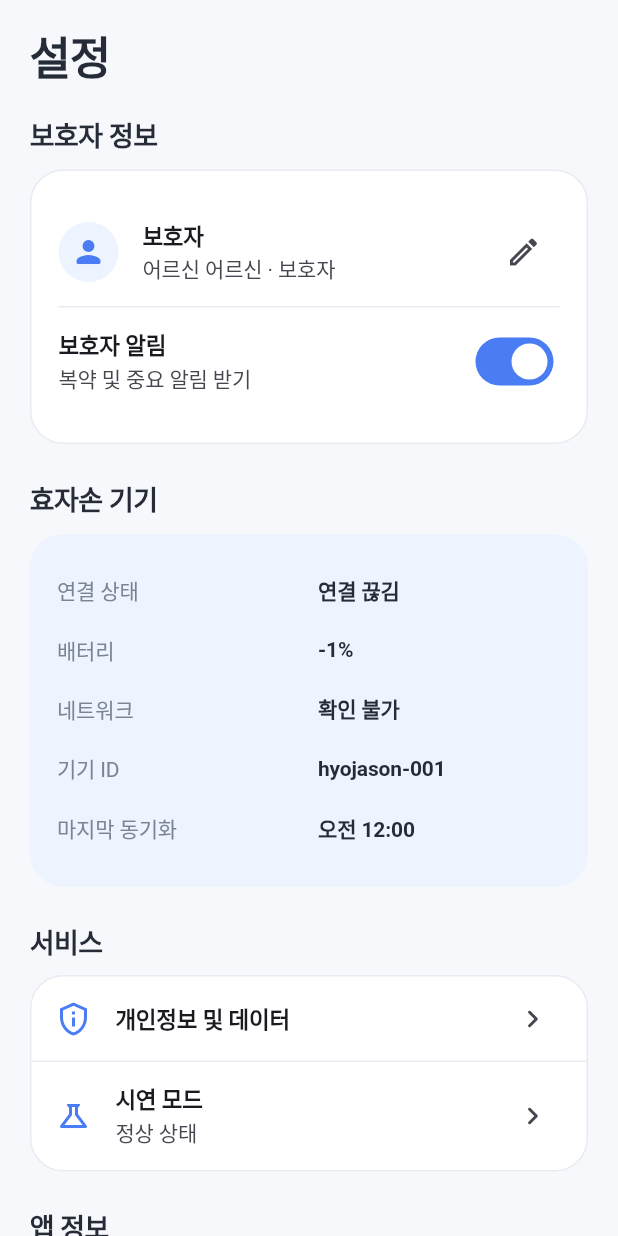
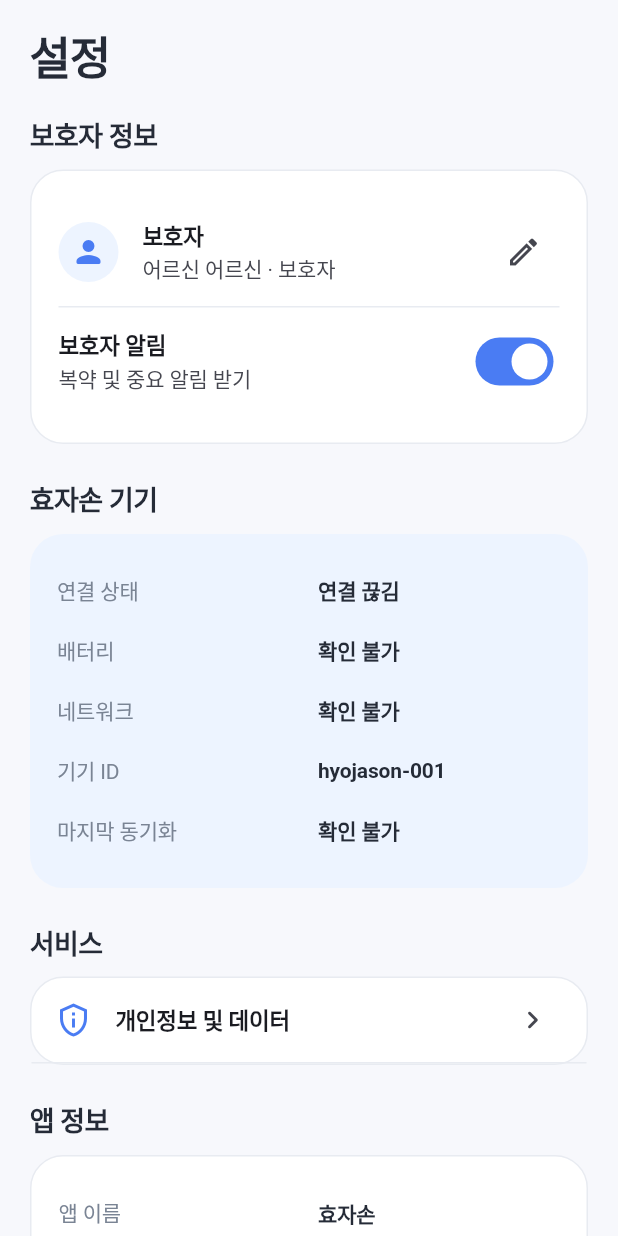
Before and after one commit to deta6033/hyojason_app, a Flutter app: the SettingsScreen widget shown alone on an empty page, opened directly, on a phone screen of 412 x 824 dp. Run offline on Flutter 3.47's test engine with Material 3 defaults, Android fonts, the light colour scheme and no system bars; our stand-ins replace cloud_firestore, firebase_auth, firebase_core, flutter_local_notifications, flutter_timezone, shared_preferences and 1 more; accounts and stored records are empty; generated files the repository leaves out were written again; Roboto replaces fonts that are missing (Jalnan).

Commit message:
feat: connect existing Flutter screens to authenticated real Firebase data

```diff
--- a/lib/screens/settings_screen.dart
+++ b/lib/screens/settings_screen.dart
@@ -1,10 +1,10 @@
 import 'package:flutter/material.dart';
+import 'package:firebase_auth/firebase_auth.dart';
 
 import '../config/app_config.dart';
 import '../config/app_theme.dart';
 import '../models/models.dart';
 import '../state/app_state.dart';
-import 'demo_mode_screen.dart';
 import 'privacy_screen.dart';
 
 class SettingsScreen extends StatelessWidget {
@@ -65,10 +65,10 @@ class SettingsScreen extends StatelessWidget {
               child: Column(
                 children: [
                   _SettingRow(title: '연결 상태', value: device.connected ? '정상' : '연결 끊김'),
-                  _SettingRow(title: '배터리', value: '${device.battery}%'),
+                  _SettingRow(title: '배터리', value: device.battery < 0 ? '확인 불가' : '${device.battery}%'),
                   _SettingRow(title: '네트워크', value: device.networkName),
                   _SettingRow(title: '기기 ID', value: device.deviceId),
-                  _SettingRow(title: '마지막 동기화', value: formatKoreanTime(device.lastSync)),
+                  _SettingRow(title: '마지막 동기화', value: device.lastSync.year < 2020 ? '확인 불가' : formatKoreanTime(device.lastSync)),
                 ],
               ),
             ),
@@ -86,13 +86,6 @@ class SettingsScreen extends StatelessWidget {
                     onTap: () => Navigator.push(context, MaterialPageRoute(builder: (_) => const PrivacyScreen())),
                   ),
                   const Divider(height: 1),
-                  ListTile(
-                    leading: const Icon(Icons.science_outlined, color: AppTheme.primary),
-                    title: const Text('시연 모드', style: TextStyle(fontWeight: FontWeight.w700)),
-                    subtitle: Text(state.demoScenario.displayName),
-                    trailing: const Icon(Icons.chevron_right_rounded),
-                    onTap: () => Navigator.push(context, MaterialPageRoute(builder: (_) => const DemoModeScreen())),
-                  ),
                 ],
               ),
             ),
@@ -106,18 +99,24 @@ class SettingsScreen extends StatelessWidget {
                 children: [
                   _SettingRow(title: '앱 이름', value: AppConfig.appName),
                   _SettingRow(title: '버전', value: AppConfig.version),
-                  _SettingRow(title: '데이터', value: '시연용 데이터'),
-                  _SettingRow(title: '기기 연동', value: '시뮬레이션'),
+                  _SettingRow(title: '데이터', value: 'Firebase 실시간 기록'),
+                  _SettingRow(title: '기기 연동', value: '실제 상태 데이터 기준'),
                 ],
               ),
             ),
+            const SizedBox(height: 18),
+            SizedBox(width: double.infinity, child: OutlinedButton.icon(
+              onPressed: () async {
+                await state.stopLive();
+                await FirebaseAuth.instance.signOut();
+              }, icon: const Icon(Icons.logout), label: const Text('로그아웃'))),
             const SizedBox(height: 18),
             SizedBox(
               width: double.infinity,
               child: OutlinedButton.icon(
                 onPressed: () => _resetApp(context),
                 icon: const Icon(Icons.restart_alt_rounded),
-                label: const Text('시제품 데이터 초기화'),
+                label: const Text('이 휴대폰의 보호자 설정 초기화'),
               ),
             ),
           ],
@@ -186,8 +185,8 @@ class SettingsScreen extends StatelessWidget {
     final confirmed = await showDialog<bool>(
       context: context,
       builder: (context) => AlertDialog(
-        title: const Text('시제품 데이터 초기화'),
-        content: const Text('보호자 설정과 복약 일정, 알림 기록을 초기 상태로 되돌립니다. 계속할까요?'),
+        title: const Text('보호자 설정 초기화'),
+        content: const Text('이 휴대폰에 저장된 보호자 설정만 초기화합니다. 서버의 대화·복약 기록은 삭제하지 않습니다.'),
         actions: [
           TextButton(onPressed: () => Navigator.pop(context, false), child: const Text('취소')),
           FilledButton(onPressed: () => Navigator.pop(context, true), child: const Text('초기화')),
```
